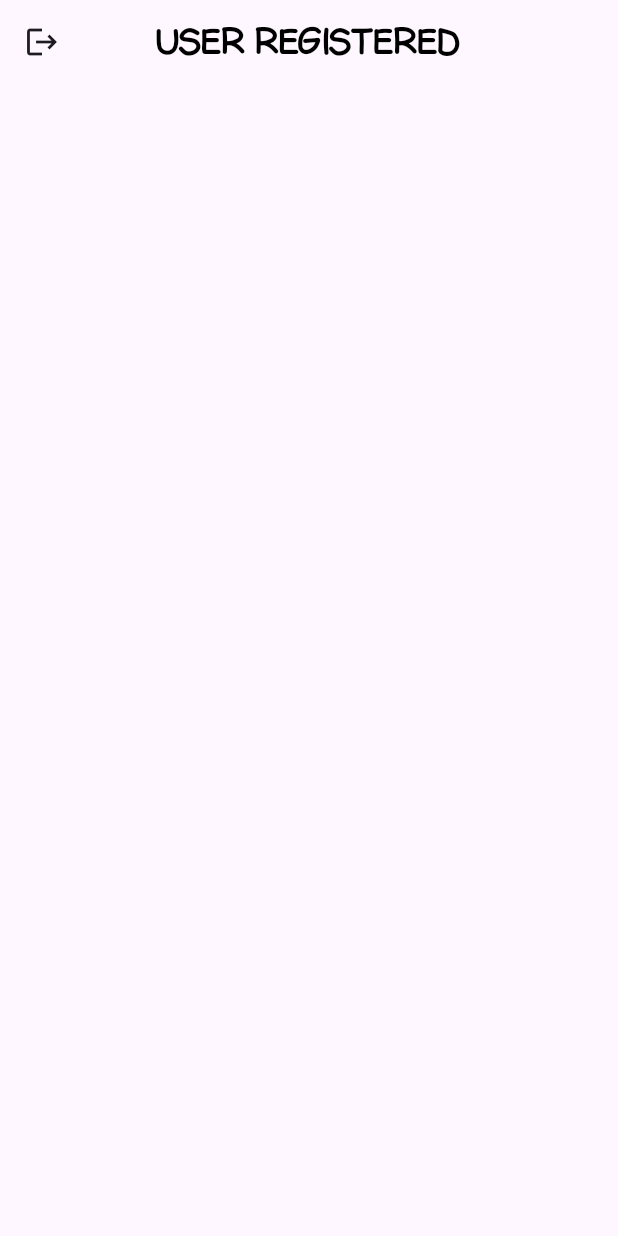
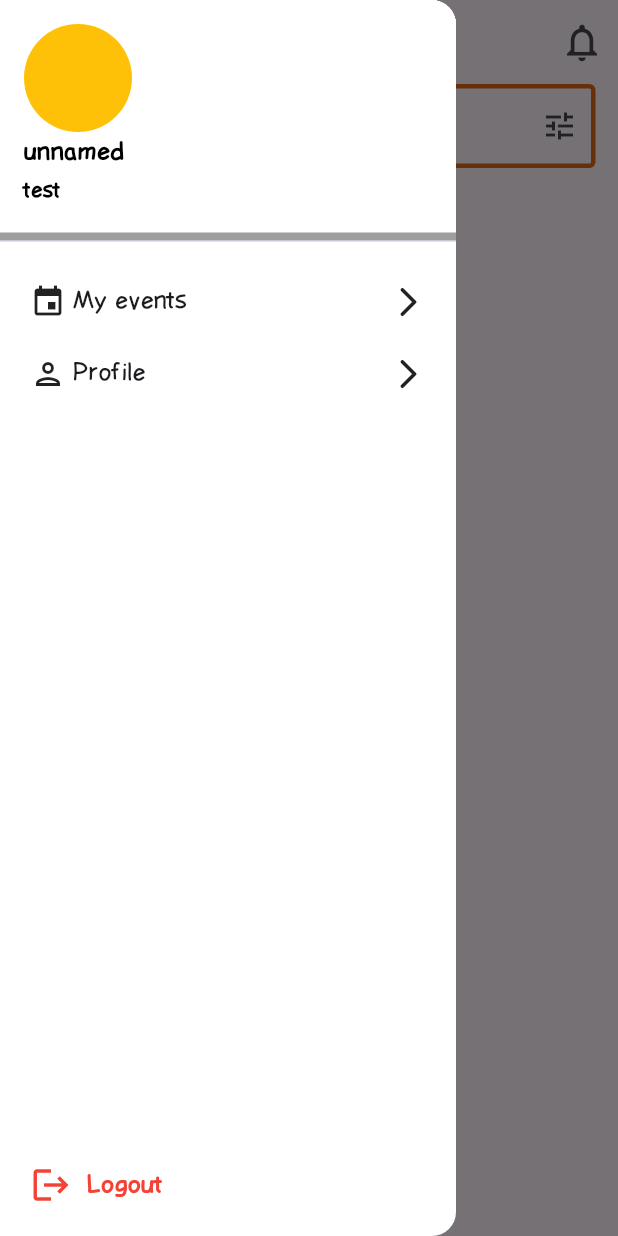
Before and after one commit to ibragimov05/events-app-exam, a Flutter app: the screen it shows once a user with an empty profile is signed in, with the side drawer open (before the commit the screen has no drawer), on a phone screen of 412 x 824 dp. Run offline on Flutter 3.47's test engine with Material 3 defaults, Android fonts, the light colour scheme and no system bars; our stand-ins replace bloc, cloud_firestore, firebase_auth, firebase_core, firebase_messaging, flutter_bloc and 3 more; accounts and stored records are empty; generated files the repository leaves out were written again; project files that could hold a hidden picture were left out.

Commit message:
made some changes

```diff
--- a/lib/core/app.dart
+++ b/lib/core/app.dart
@@ -1,3 +1,4 @@
+import 'package:events_app_exam/ui/screens/home_screen/home_screen.dart';
 import 'package:events_app_exam/ui/screens/login_screen/login_screen.dart';
 import 'package:events_app_exam/utils/app_router.dart';
 import 'package:events_app_exam/utils/app_text_styles.dart';
@@ -25,17 +26,7 @@ class EventsApp extends StatelessWidget {
         stream: FirebaseAuth.instance.authStateChanges(),
         builder: (context, snapshot) {
           if (snapshot.hasData) {
-            return Scaffold(
-              appBar: AppBar(
-                leading: IconButton(
-                  icon: const Icon(Icons.logout),
-                  onPressed: () {
-                    FirebaseAuth.instance.signOut();
-                  },
-                ),
-                title: const Text('USER REGISTERED'),
-              ),
-            );
+            return const HomeScreen();
           } else {
             return const LoginScreen();
           }
--- /dev/null
+++ b/lib/data/models/event.dart
@@ -0,0 +1,33 @@
+import 'package:cloud_firestore/cloud_firestore.dart';
+
+class Event {
+  final String id;
+  final String creatorId;
+  final String name;
+  final Timestamp time;
+  final GeoPoint geoPoint;
+  final String description;
+  final String imageUrl;
+
+  Event({
+    required this.id,
+    required this.creatorId,
+    required this.name,
+    required this.time,
+    required this.geoPoint,
+    required this.description,
+    required this.imageUrl,
+  });
+
+  factory Event.fromQuerySnapshot(QueryDocumentSnapshot query) {
+    return Event(
+      id: query.id,
+      creatorId: query['creator-id'],
+      name: query['name'],
+      time: query['time'],
+      geoPoint: query['geo-point'],
+      description: query['description'],
+      imageUrl: query['image-url'],
+    );
+  }
+}
--- /dev/null
+++ b/lib/data/models/user.dart
@@ -0,0 +1,37 @@
+import 'package:events_app_exam/data/models/event.dart';
+
+class User {
+  final String id;
+  final String uid;
+  final String userFCMToken;
+  final String firstName;
+  final String lastName;
+  final String email;
+  final String imageUrl;
+
+  const User({
+    required this.id,
+    required this.uid,
+    required this.userFCMToken,
+    required this.firstName,
+    required this.lastName,
+    required this.email,
+    required this.imageUrl,
+  });
+
+  factory User.fromJson(Map<String, dynamic> json) {
+    return User(
+      id: json['id'],
+      uid: json['uid'],
+      userFCMToken: json['user-FCM-token'],
+      firstName: json['first-name'],
+      lastName: json['last-name'],
+      email: json['email'],
+      imageUrl: json['image-url'],
+    );
+  }
+
+  List<Event> getUserEvents(List<Event> events) {
+    return events.where((element) => element.id == id).toList();
+  }
+}
--- a/lib/logic/bloc/auth/auth_bloc.dart
+++ b/lib/logic/bloc/auth/auth_bloc.dart
@@ -1,14 +1,21 @@
 import 'package:bloc/bloc.dart';
 import 'package:events_app_exam/logic/services/firebase/firebase_auth_service.dart';
 import 'package:firebase_auth/firebase_auth.dart';
+import 'package:firebase_messaging/firebase_messaging.dart';
 import 'package:flutter/foundation.dart';
+
+import '../../services/firebase/firestore_user_service.dart';
 
 part 'auth_event.dart';
 part 'auth_state.dart';
 
 class AuthBloc extends Bloc<AuthEvents, AuthStates> {
   final FirebaseAuthService firebaseAuthService;
-  AuthBloc({required this.firebaseAuthService}) : super(InitialAuthState()) {
+  final FirestoreUserService firestoreUserService;
+  AuthBloc({
+    required this.firebaseAuthService,
+    required this.firestoreUserService,
+  }) : super(InitialAuthState()) {
     on<LoginUserEvent>(_loginUserEvent);
     on<RegisterUserEvent>(_registerUserEvent);
     on<LogoutUserEvent>(_logoutUserEvent);
@@ -41,6 +48,15 @@ class AuthBloc extends Bloc<AuthEvents, AuthStates> {
         email: event.email,
         password: event.password,
       );
+
+      await firestoreUserService.addUser(
+        uid: FirebaseAuth.instance.currentUser!.uid,
+        userFCMToken: await FirebaseMessaging.instance.getToken() ?? '',
+        firstName: event.firstName,
+        lastName: event.lastName,
+        email: event.email,
+      );
+
       emit(LoadedAuthState());
     } on FirebaseAuthException catch (e) {
       emit(ErrorAuthState(errorMessage: 'firebase error: $e'));
--- a/lib/logic/bloc/auth/auth_event.dart
+++ b/lib/logic/bloc/auth/auth_event.dart
@@ -11,10 +11,17 @@ final class LoginUserEvent extends AuthEvents {
 }
 
 final class RegisterUserEvent extends AuthEvents {
+  final String firstName;
+  final String lastName;
   final String email;
   final String password;
 
-  RegisterUserEvent({required this.email, required this.password});
+  RegisterUserEvent({
+    required this.firstName,
+    required this.lastName,
+    required this.email,
+    required this.password,
+  });
 }
 
 final class LogoutUserEvent extends AuthEvents {}
--- a/lib/main.dart
+++ b/lib/main.dart
@@ -2,12 +2,15 @@
 import 'package:events_app_exam/firebase_options.dart';
 import 'package:events_app_exam/logic/bloc/auth/auth_bloc.dart';
 import 'package:events_app_exam/logic/services/firebase/firebase_auth_service.dart';
+import 'package:events_app_exam/logic/services/firebase/firestore_user_service.dart';
 import 'package:firebase_core/firebase_core.dart';
 import 'package:flutter/widgets.dart';
 import 'package:flutter_bloc/flutter_bloc.dart';
+import 'package:flutter_dotenv/flutter_dotenv.dart';
 
 void main(List<String> args) async {
   WidgetsFlutterBinding.ensureInitialized();
+  await dotenv.load(fileName: '.env');
   await Firebase.initializeApp(options: DefaultFirebaseOptions.currentPlatform);
   runApp(
     MultiBlocProvider(
@@ -15,6 +18,7 @@
         BlocProvider(
           create: (context) => AuthBloc(
             firebaseAuthService: FirebaseAuthService(),
+            firestoreUserService: FirestoreUserService(),
           ),
         ),
       ],
--- /dev/null
+++ b/lib/ui/screens/home_screen/home_screen.dart
@@ -0,0 +1,41 @@
+import 'package:events_app_exam/ui/screens/home_screen/widgets/home_screen_drawer.dart';
+import 'package:events_app_exam/ui/screens/home_screen/widgets/home_screen_text_field.dart';
+import 'package:flutter/material.dart';
+
+class HomeScreen extends StatefulWidget {
+  const HomeScreen({super.key});
+
+  @override
+  State<HomeScreen> createState() => _HomeScreenState();
+}
+
+class _HomeScreenState extends State<HomeScreen> {
+  final TextEditingController _eventTextController = TextEditingController();
+  @override
+  Widget build(BuildContext context) {
+    return Scaffold(
+      appBar: AppBar(
+        title: const Text('Bosh sahifa'),
+        actions: [
+          IconButton(
+            onPressed: () {},
+            icon: const Icon(
+              Icons.notifications_outlined,
+              size: 30,
+            ),
+          ),
+        ],
+      ),
+      drawer: const HomeScreenDrawer(),
+      body: ListView(
+        padding: const EdgeInsets.symmetric(horizontal: 15),
+        children: [
+          HomeScreenTextField(
+            onTuneTap: () {},
+            textEditingController: _eventTextController,
+          ),
+        ],
+      ),
+    );
+  }
+}
--- /dev/null
+++ b/lib/ui/screens/home_screen/widgets/drawer_list_tile.dart
@@ -0,0 +1,44 @@
+import 'package:events_app_exam/utils/app_text_styles.dart';
+import 'package:flutter/material.dart';
+import 'package:gap/gap.dart';
+
+class DrawerListTile extends StatelessWidget {
+  final IconData draweIcon;
+  final String text;
+  final Function() onTap;
+  const DrawerListTile({
+    super.key,
+    required this.draweIcon,
+    required this.text,
+    required this.onTap,
+  });
+
+  @override
+  Widget build(BuildContext context) {
+    return GestureDetector(
+      onTap: onTap,
+      child: Padding(
+        padding: const EdgeInsets.all(12.0),
+        child: Row(
+          mainAxisAlignment: MainAxisAlignment.spaceBetween,
+          children: [
+            Row(
+              children: [
+                Icon(draweIcon),
+                const Gap(5),
+                Text(
+                  text,
+                  style: AppTextStyles.comicSans.copyWith(
+                    fontSize: 16,
+                    fontWeight: FontWeight.w400,
+                  ),
+                ),
+              ],
+            ),
+            const Icon(Icons.arrow_forward_ios_rounded)
+          ],
+        ),
+      ),
+    );
+  }
+}
--- /dev/null
+++ b/lib/ui/screens/home_screen/widgets/home_screen_drawer.dart
@@ -0,0 +1,84 @@
+import 'package:events_app_exam/logic/bloc/auth/auth_bloc.dart';
+import 'package:events_app_exam/utils/app_colors.dart';
+import 'package:events_app_exam/utils/app_router.dart';
+import 'package:flutter/material.dart';
+import 'package:flutter_bloc/flutter_bloc.dart';
+import 'package:gap/gap.dart';
+
+import '../../../../utils/app_text_styles.dart';
+import 'drawer_list_tile.dart';
+
+class HomeScreenDrawer extends StatelessWidget {
+  const HomeScreenDrawer({super.key});
+
+  @override
+  Widget build(BuildContext context) {
+    final AuthBloc authBloc = context.read<AuthBloc>();
+    return Drawer(
+      backgroundColor: Colors.white,
+      child: Column(
+        children: [
+          UserAccountsDrawerHeader(
+            decoration: const BoxDecoration(
+              color: Colors.white,
+              border: Border(
+                bottom: BorderSide(color: Colors.grey, width: 5),
+              ),
+            ),
+            currentAccountPicture:
+                const CircleAvatar(backgroundColor: Colors.amber),
+            accountName: Text(
+              'unnamed',
+              style: AppTextStyles.comicSans.copyWith(color: Colors.black),
+            ),
+            accountEmail: Text(
+              'test',
+              style: AppTextStyles.comicSans.copyWith(color: Colors.black),
+            ),
+          ),
+          Padding(
+            padding: const EdgeInsets.all(8.0),
+            child: Column(
+              children: [
+                DrawerListTile(
+                  draweIcon: Icons.event,
+                  text: 'My events',
+                  onTap: () => Navigator.pushNamed(context, AppRouter.myEvents),
+                ),
+                DrawerListTile(
+                  draweIcon: Icons.person_outlined,
+                  text: 'Profile',
+                  onTap: () => Navigator.pushNamed(context, AppRouter.profile),
+                ),
+              ],
+            ),
+          ),
+          const Spacer(),
+          GestureDetector(
+            onTap: () => authBloc.add(LogoutUserEvent()),
+            child: Padding(
+              padding: const EdgeInsets.all(20.0),
+              child: Row(
+                children: [
+                  const Icon(
+                    Icons.logout,
+                    color: AppColors.errorRed,
+                    size: 28,
+                  ),
+                  const Gap(10),
+                  Text(
+                    'Logout',
+                    style: AppTextStyles.comicSans.copyWith(
+                      color: AppColors.errorRed,
+                      fontSize: 16,
+                    ),
+                  ),
+                ],
+              ),
+            ),
+          )
+        ],
+      ),
+    );
+  }
+}
--- /dev/null
+++ b/lib/ui/screens/home_screen/widgets/home_screen_text_field.dart
@@ -0,0 +1,42 @@
+import 'package:events_app_exam/utils/app_colors.dart';
+import 'package:events_app_exam/utils/app_text_styles.dart';
+import 'package:flutter/cupertino.dart';
+import 'package:flutter/material.dart';
+
+class HomeScreenTextField extends StatelessWidget {
+  final Function() onTuneTap;
+  final TextEditingController textEditingController;
+  const HomeScreenTextField({
+    super.key,
+    required this.onTuneTap,
+    required this.textEditingController,
+  });
+
+  @override
+  Widget build(BuildContext context) {
+    return TextField(
+      controller: textEditingController,
+      decoration: InputDecoration(
+        prefixIcon: IconButton(
+          onPressed: () {},
+          icon: const Icon(CupertinoIcons.search),
+        ),
+        suffixIcon: IconButton(
+          onPressed: onTuneTap,
+          icon: const Icon(Icons.tune),
+        ),
+        border: const OutlineInputBorder(),
+        enabledBorder: const OutlineInputBorder(
+          borderSide: BorderSide(color: AppColors.mainOrange, width: 3),
+        ),
+        focusedBorder: const OutlineInputBorder(
+          borderSide: BorderSide(color: AppColors.mainOrange, width: 3),
+        ),
+        hintText: 'Tadbirlarni izlash',
+        hintStyle: AppTextStyles.comicSans.copyWith(
+          color: Colors.grey.withOpacity(0.8),
+        ),
+      ),
+    );
+  }
+}
--- a/lib/utils/app_router.dart
+++ b/lib/utils/app_router.dart
@@ -1,5 +1,7 @@
 import 'package:events_app_exam/ui/screens/login_screen/login_screen.dart';
+import 'package:events_app_exam/ui/screens/my_events_screen/my_events_screen.dart';
 import 'package:events_app_exam/ui/screens/password_recovey_screen/password_recovery_screen.dart';
+import 'package:events_app_exam/ui/screens/profile_screen/profile_screen.dart';
 import 'package:events_app_exam/ui/screens/signup_screen/sign_up_screen.dart';
 import 'package:flutter/cupertino.dart';
 
@@ -7,6 +9,8 @@ class AppRouter {
   static const String login = '/login';
   static const String signUp = '/signUp';
   static const String passwordRecovery = '/passwordRecovery';
+  static const String myEvents = '/myEvents';
+  static const String profile = '/profile';
 
   static PageRoute _buildPageRoute(Widget widget) {
     return CupertinoPageRoute(builder: (BuildContext context) => widget);
@@ -20,6 +24,11 @@ class AppRouter {
         return _buildPageRoute(const SignUpScreen());
       case AppRouter.passwordRecovery:
         return _buildPageRoute(const PasswordRecoveryScreen());
+      case AppRouter.myEvents:
+        return _buildPageRoute(const MyEventsScreen());
+      case AppRouter.profile:
+        return _buildPageRoute(const ProfileScreen());
+
       default:
         return _buildPageRoute(const LoginScreen());
     }
--- a/pubspec.yaml
+++ b/pubspec.yaml
@@ -42,6 +42,10 @@ dependencies:
   flutter_svg: ^2.0.10+1
   flutter_bloc: ^8.1.6
   bloc: ^8.1.4
+  cloud_firestore: ^5.1.0
+  geolocator: ^12.0.0
+  flutter_dotenv: ^5.1.0
+  firebase_messaging: ^15.0.3
 
 dev_dependencies:
   flutter_test:
@@ -67,6 +71,7 @@ flutter:
 
   # To add assets to your application, add an assets section, like this:
   assets:
+    - .env
     - assets/images/
     - assets/icons/
 
```
Also changed, not shown: lib/logic/services/firebase/firestore_user_service.dart (added, +83 -0 lines), lib/ui/screens/my_events_screen/my_events_screen.dart (added, +16 -0 lines), lib/ui/screens/profile_screen/profile_screen.dart (added, +24 -0 lines), lib/ui/screens/signup_screen/sign_up_screen.dart (+38 -1 lines), pubspec.lock, 2 other files.
